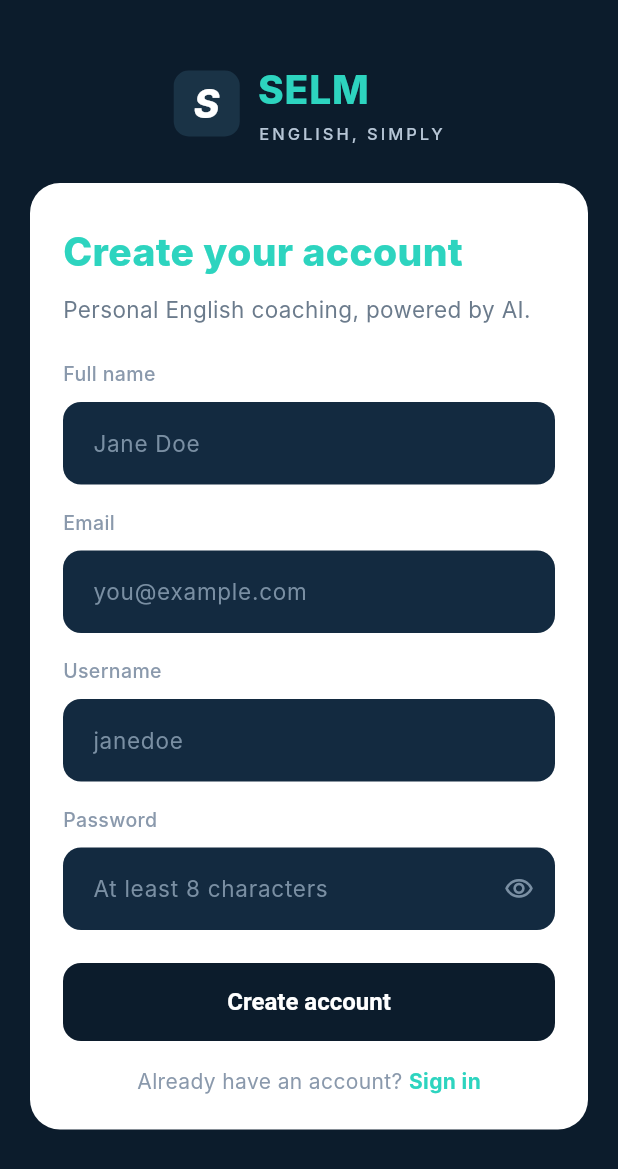
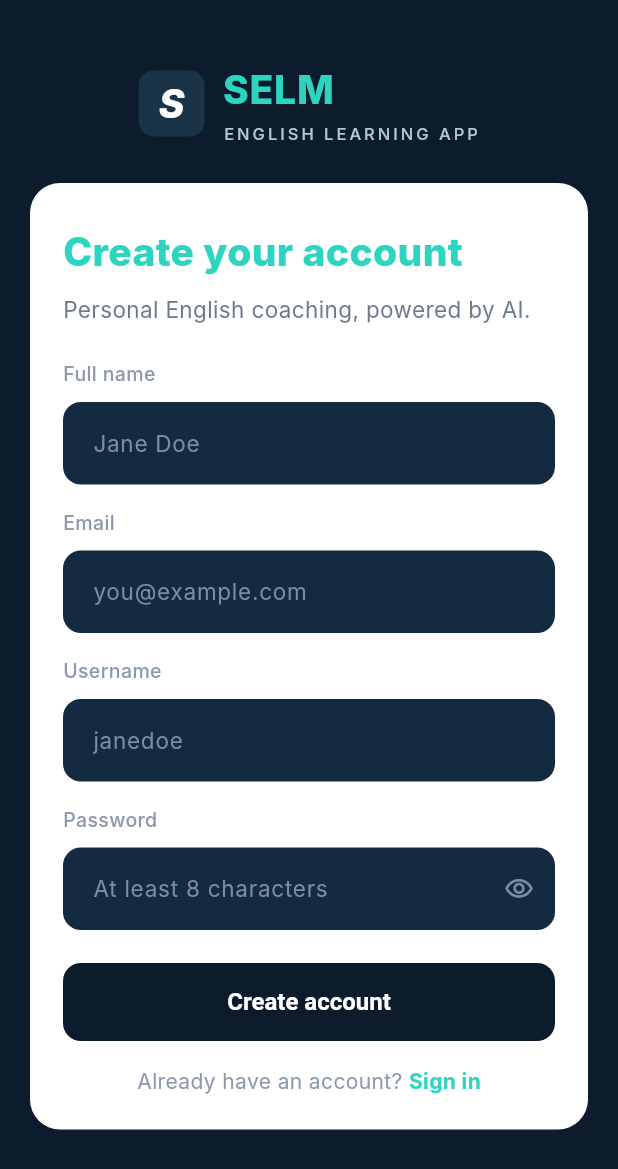
Before and after one commit to selmapp2022-a11y/selmapp, a Flutter app: the RegisterPage screen opened by its route, on a phone screen of 412 x 824 dp. Shown: the top 1169 px of the screen. Run offline on Flutter 3.47's test engine with Material 3 defaults, Android fonts, the light colour scheme and no system bars; our stand-ins replace bloc, dio, equatable, firebase_core, firebase_crashlytics, flutter_bloc and 14 more; missing offline and left inert: record; accounts and stored records are empty; Roboto replaces fonts that are missing (Inter, Poppins).

Commit message:
brand(auth): tagline ENGLISH LEARNING APP (register)

```diff
--- a/frontend/lib/features/auth/presentation/pages/register_page.dart
+++ b/frontend/lib/features/auth/presentation/pages/register_page.dart
@@ -152,7 +152,7 @@ class _RegisterPageState extends State<RegisterPage> {
                     fontWeight: FontWeight.w800,
                     letterSpacing: 0.5)),
             SizedBox(height: 2),
-            Text('ENGLISH, SIMPLY',
+            Text('ENGLISH LEARNING APP',
                 style: TextStyle(
                     color: Color(0xFFB7C6D6),
                     fontSize: 11,
```
